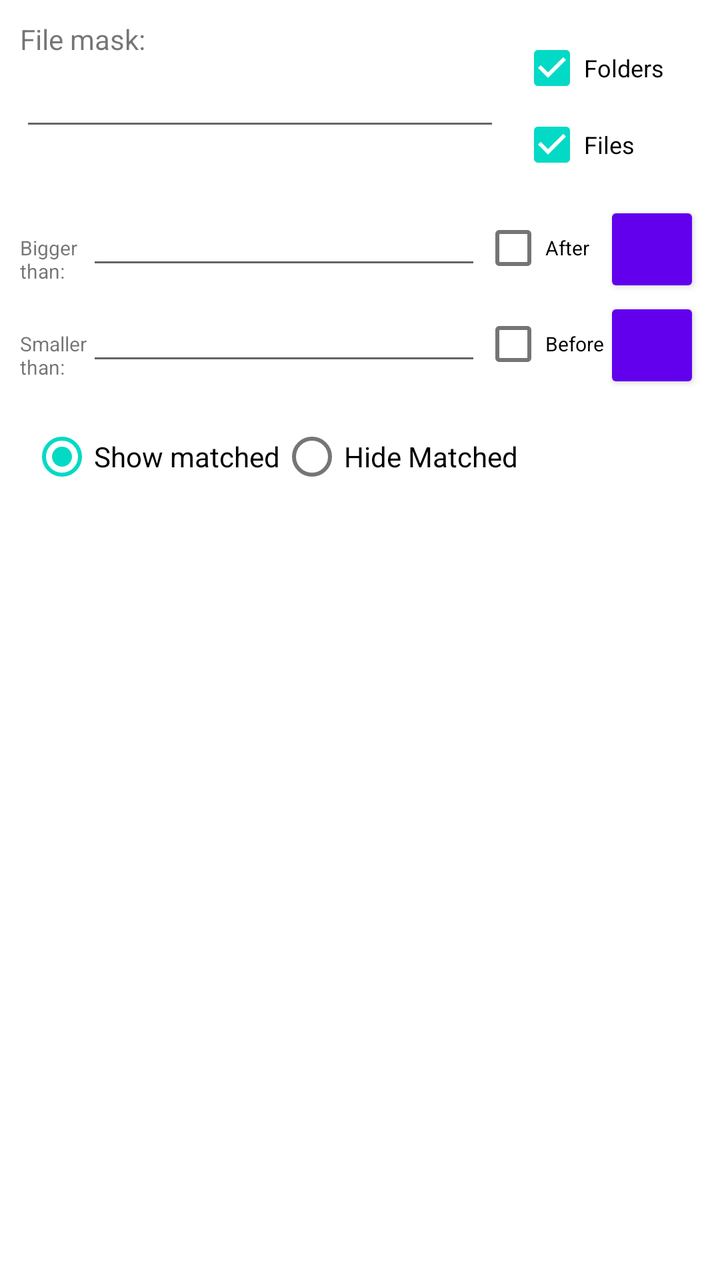
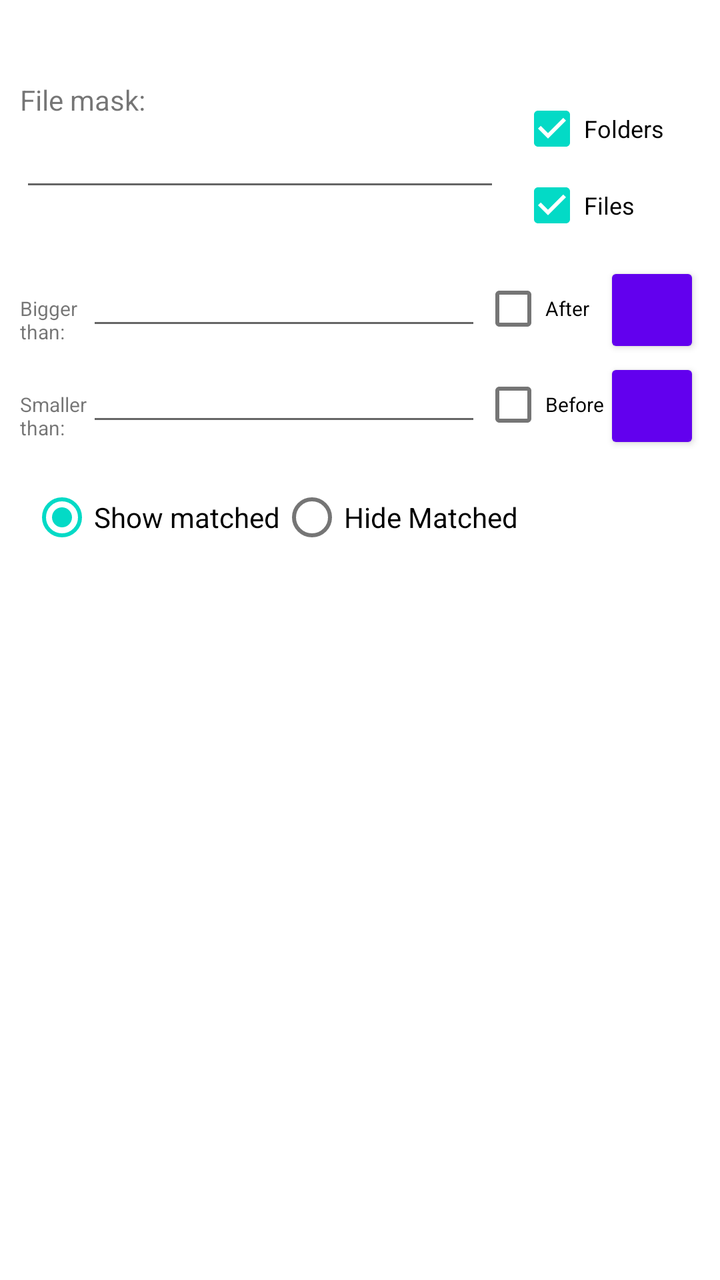

Before-and-after screenshots of an Android layout around one commit, followed by the original layout XML and the change that was made.
<!-- AndroidManifest.xml: fallback theme Theme.MaterialComponents.DayNight.NoActionBar -->
<!-- res/layout/filter.xml -->
<?xml version="1.0" encoding="UTF-8"?>
<ScrollView xmlns:android="http://schemas.android.com/apk/res/android"
    android:id="@+id/scroll_view"
    android:layout_width="fill_parent"
    android:layout_height="fill_parent"
    android:fillViewport="true">

  <RelativeLayout
      android:layout_width="fill_parent"
      android:layout_height="wrap_content"
      android:padding="10dip">

    <CheckBox
        android:id="@+id/for_dirs"
        android:layout_width="90sp"
        android:layout_height="wrap_content"
        android:layout_alignParentTop="true"
        android:layout_alignParentRight="true"
        android:textSize="12sp"
        android:checked="true"
        android:text="@string/for_dirs" />
    <CheckBox
        android:id="@+id/for_files"
        android:layout_width="wrap_content"
        android:layout_height="wrap_content"
        android:layout_below="@id/for_dirs"
        android:layout_alignLeft="@id/for_dirs"
        android:layout_marginTop="-10dip"
        android:textSize="12sp"
        android:checked="true"
        android:text="@string/for_files" />
    
    <TextView
        android:id="@+id/prompt"
        android:layout_width="fill_parent"
        android:layout_height="wrap_content"
        android:layout_alignParentLeft="true"
        android:layout_toLeftOf="@id/for_dirs"
        android:text="@string/filemask" />
    <EditText
        android:id="@+id/edit_field"
        android:layout_width="fill_parent"
        android:layout_height="wrap_content"
        android:layout_below="@id/prompt"
        android:layout_toLeftOf="@id/for_dirs"
        android:layout_marginRight="10dp"
        android:autoText="false"
        android:capitalize="none"
        android:gravity="fill_horizontal"
        android:inputType="textUri"
        android:scrollHorizontally="true" />

    <RelativeLayout
        android:id="@+id/search_params"
        android:layout_marginTop="2dip"
        android:layout_marginBottom="10dp"
        android:layout_width="fill_parent"
        android:layout_height="wrap_content"
        android:layout_below="@id/for_files"
        >
      <include layout="@layout/file_props"/>

    </RelativeLayout>
    <RadioGroup
      android:layout_width="fill_parent"
      android:layout_height="wrap_content"
      android:layout_below="@+id/search_params"
      android:layout_alignLeft="@+id/search_params"
      android:layout_marginLeft="5dp"
      android:orientation="horizontal">
      <RadioButton
          android:id="@+id/show_matched"
          android:layout_width="wrap_content"
          android:layout_height="wrap_content"
          android:text="@string/show_matched"
          android:checked="true" />
  
      <RadioButton
          android:id="@+id/hide_matched"
          android:layout_width="wrap_content"
          android:layout_height="wrap_content"
          android:text="@string/hide_matched" />
    </RadioGroup>
  </RelativeLayout>
</ScrollView>
<!-- res/layout/file_props.xml (included above) -->
<?xml version="1.0" encoding="UTF-8"?>
<TableLayout xmlns:android="http://schemas.android.com/apk/res/android"
    android:layout_width="fill_parent"
    android:layout_height="wrap_content"
    android:stretchColumns="1">

    <TableRow android:layout_width="fill_parent">

        <TextView
            android:id="@+id/bigger_prompt"
            android:layout_width="wrap_content"
            android:layout_height="wrap_content"
            android:layout_weight="1"
            android:text="@string/bigger_than"
            android:textSize="10dp" />

        <EditText
            android:id="@+id/edit_bigger"
            android:layout_width="fill_parent"
            android:layout_height="wrap_content"
            android:layout_weight="2"
            android:inputType="number"
            android:scrollHorizontally="true" />

        <Spinner
            android:id="@+id/scale_bigger"
            android:layout_width="wrap_content"
            android:layout_height="wrap_content"
            android:layout_weight="1"
            android:background="@null"/>

        <CheckBox
            android:id="@+id/mod_after"
            android:layout_width="wrap_content"
            android:layout_height="wrap_content"
            android:layout_weight="1"
            android:text="@string/mod_after"
            android:textSize="10dp" />

        <Button
            android:id="@+id/mod_after_date"
            style="?android:attr/buttonStyleSmall"
            android:layout_width="wrap_content"
            android:layout_weight="1"
            android:layout_height="wrap_content"
            android:text="@string/empty_string"
            android:textSize="8dp" />
    </TableRow>

    <TableRow android:layout_width="fill_parent">

        <TextView
            android:id="@+id/smaller_prompt"
            android:layout_width="wrap_content"
            android:layout_height="wrap_content"
            android:layout_gravity="top"
            android:layout_weight="1"
            android:text="@string/smaller_than"
            android:textSize="10dp" />

        <EditText
            android:id="@+id/edit_smaller"
            android:layout_width="fill_parent"
            android:layout_height="wrap_content"
            android:layout_weight="2"
            android:inputType="number"
            android:scrollHorizontally="true" />

        <Spinner
            android:id="@+id/scale_smaller"
            android:layout_width="wrap_content"
            android:layout_weight="1"
            android:layout_height="wrap_content"
            android:background="@null"/>

        <CheckBox
            android:id="@+id/mod_before"
            android:layout_width="wrap_content"
            android:layout_height="wrap_content"
            android:layout_gravity="top"
            android:layout_weight="1"
            android:text="@string/mod_before"
            android:textSize="10dp" />

        <Button
            android:id="@+id/mod_before_date"
            style="?android:attr/buttonStyleSmall"
            android:layout_width="wrap_content"
            android:layout_height="wrap_content"
            android:layout_gravity="top"
            android:layout_weight="1"
            android:text="@string/empty_string"
            android:textSize="8dp" />
    </TableRow>
</TableLayout>
<!-- resources referenced by this layout -->
<resources>
  <string name="bigger_than">Bigger\nthan:</string>
  <string name="empty_string" translatable="false" />
  <string name="filemask">File mask:</string>
  <string name="for_dirs">Folders</string>
  <string name="for_files">Files</string>
  <string name="hide_matched">Hide Matched</string>
  <string name="mod_after">After</string>
  <string name="mod_before">Before</string>
  <string name="show_matched">Show matched</string>
  <string name="smaller_than">Smaller\nthan:</string>
</resources>

<!-- the commit's change to res/layout/filter.xml (unified diff, before → after) -->
@@ -10,11 +10,23 @@
       android:layout_height="wrap_content"
       android:padding="10dip">
 
+    <TextView
+        android:id="@+id/dlg_title"
+        android:layout_width="fill_parent"
+        android:layout_height="wrap_content"
+        android:layout_alignParentTop="true"
+        android:layout_alignParentLeft="true"
+        android:layout_marginBottom="6dip"
+        android:textAppearance="?android:attr/textAppearanceMedium"
+        android:textStyle="bold"
+        android:gravity="left"
+        />
+
     <CheckBox
         android:id="@+id/for_dirs"
         android:layout_width="90sp"
         android:layout_height="wrap_content"
-        android:layout_alignParentTop="true"
+        android:layout_below="@id/dlg_title"
         android:layout_alignParentRight="true"
         android:textSize="12sp"
         android:checked="true"
@@ -34,6 +46,7 @@
         android:id="@+id/prompt"
         android:layout_width="fill_parent"
         android:layout_height="wrap_content"
+        android:layout_below="@id/dlg_title"
         android:layout_alignParentLeft="true"
         android:layout_toLeftOf="@id/for_dirs"
         android:text="@string/filemask" />
